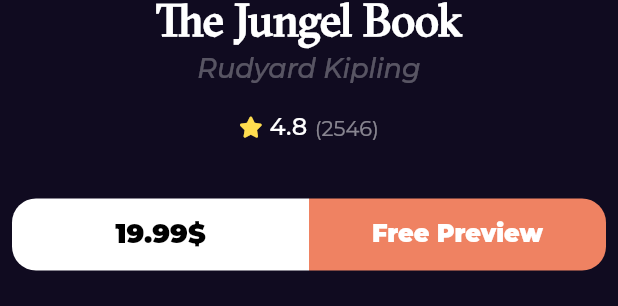
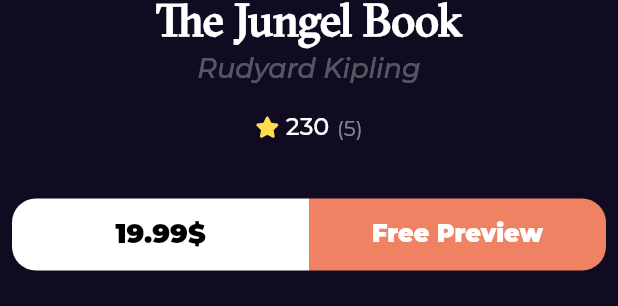
Before and after one commit to marwanmohamed97/bookly_app, a Flutter app: the BookDetailsSection widget shown alone on an empty page, opened directly, on a phone screen of 412 x 824 dp. Shown: the part 642-948 px from the top of the screen. Run offline on Flutter 3.47's test engine with Material 2 defaults, Android fonts, the phone set to English and light mode, and no system bars; drawn by our look-alikes of cached_network_image; our stand-ins replace bloc, dartz, dio, equatable, flutter_bloc, font_awesome_flutter and 3 more; network calls fail.

Commit message:
Display newest books list view data

```diff
--- a/lib/features/home/presentation/views/widgets/book_details_section.dart
+++ b/lib/features/home/presentation/views/widgets/book_details_section.dart
@@ -42,6 +42,8 @@ class BookDetailsSection extends StatelessWidget {
         ),
         const BookRating(
           mainAxisAlignment: MainAxisAlignment.center,
+          count: 5,
+          rating: 230,
         ),
         const SizedBox(
           height: 37,
--- a/lib/features/home/presentation/views/widgets/book_rating.dart
+++ b/lib/features/home/presentation/views/widgets/book_rating.dart
@@ -4,34 +4,40 @@ import 'package:font_awesome_flutter/font_awesome_flutter.dart';
 import '../../../../../core/ulits/styles.dart';
 
 class BookRating extends StatelessWidget {
-  const BookRating({Key? key, this.mainAxisAlignment = MainAxisAlignment.start})
+  const BookRating(
+      {Key? key,
+      this.mainAxisAlignment = MainAxisAlignment.start,
+      required this.count,
+      required this.rating})
       : super(key: key);
 
   final MainAxisAlignment mainAxisAlignment;
+  final int count;
+  final num rating;
   @override
   Widget build(BuildContext context) {
     return Row(
       mainAxisAlignment: mainAxisAlignment,
-      children: const [
-        Icon(
+      children: [
+        const Icon(
           FontAwesomeIcons.solidStar,
           size: 14,
           color: Color(0xffFFDD4F),
         ),
-        SizedBox(
+        const SizedBox(
           width: 6.3,
         ),
         Text(
-          '4.8',
+          rating.toString(),
           style: Styles.textStyle16,
         ),
-        SizedBox(
+        const SizedBox(
           width: 5,
         ),
         Opacity(
           opacity: .5,
           child: Text(
-            '(2546)',
+            '($count)',
             style: Styles.textStyle14,
           ),
         )
--- a/lib/main.dart
+++ b/lib/main.dart
@@ -30,7 +30,7 @@ class BooklyApp extends StatelessWidget {
         BlocProvider(
           create: (context) => NewestBooksCubit(
             getIt.get<HomeRepoImpl>(),
-          ),
+          )..fetchNewestBooks(),
         ),
       ],
       child: MaterialApp.router(
```
Also changed, not shown: lib/features/home/presentation/views/widgets/best_seller_list_view.dart (+23 -9 lines), lib/features/home/presentation/views/widgets/book_list_view_item.dart (+14 -19 lines), lib/features/search/presentation/views/widgets/search_result_list_view.dart (added, +22 -0 lines), lib/features/search/presentation/views/widgets/search_view_body.dart (+1 -18 lines).
